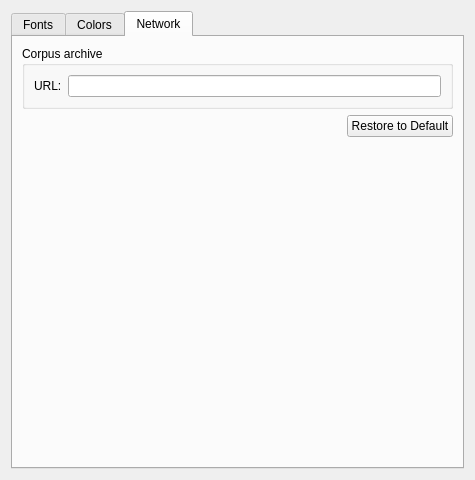
rug-compling/dact, file ui/PreferencesWindow.ui: the form before one commit.
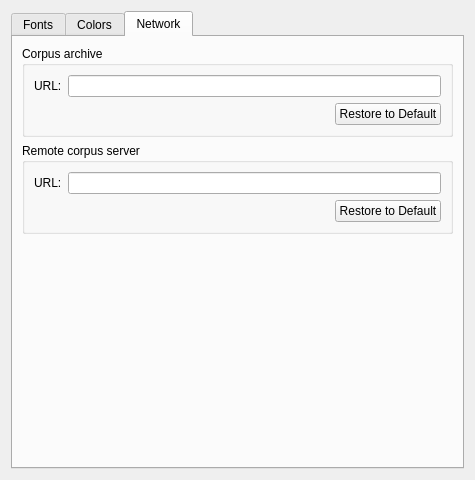
The form after the commit. The open tabs and pages were chosen to show the change. Custom widgets are drawn as their Qt base class.

Commit message: added: Edit -> Preferences -> Network -> Remote corpus server

```diff
--- a/ui/PreferencesWindow.ui
+++ b/ui/PreferencesWindow.ui
@@ -16,6 +16,9 @@
   <layout class="QVBoxLayout" name="verticalLayout">
    <item>
     <widget class="QTabWidget" name="tabWidget">
+     <property name="currentIndex">
+      <number>2</number>
+     </property>
      <widget class="QWidget" name="fontsTab">
       <attribute name="title">
        <string>Fonts</string>
@@ -237,9 +240,6 @@
             </item>
            </layout>
           </item>
-         </layout>
-        </widget>
-       </item>
        <item>
         <layout class="QHBoxLayout" name="horizontalLayout_3">
          <item>
@@ -264,6 +264,61 @@
          </item>
         </layout>
        </item>
+         </layout>
+        </widget>
+       </item>
+       <item>
+        <layout class="QVBoxLayout" name="horizontalLayout_x">
+         <item>
+          <widget class="QGroupBox" name="groupBox_x">
+           <property name="title">
+            <string>Remote corpus server</string>
+           </property>
+           <layout class="QVBoxLayout" name="verticalLayout_3x">
+            <item>
+             <layout class="QFormLayout" name="formLayout_x">
+              <property name="fieldGrowthPolicy">
+               <enum>QFormLayout::ExpandingFieldsGrow</enum>
+              </property>
+              <item row="0" column="0">
+               <widget class="QLabel" name="label_9x">
+                <property name="text">
+                 <string>URL:</string>
+                </property>
+               </widget>
+              </item>
+              <item row="0" column="1">
+               <widget class="QLineEdit" name="remoteBaseUrlLineEdit"/>
+              </item>
+             </layout>
+            </item>
+            <item>
+             <layout class="QHBoxLayout" name="horizontalLayout_3x">
+              <item>
+               <spacer name="horizontalSpacer_2x">
+                <property name="orientation">
+                 <enum>Qt::Horizontal</enum>
+                </property>
+                <property name="sizeHint" stdset="0">
+                 <size>
+                  <width>40</width>
+                  <height>20</height>
+                 </size>
+                </property>
+               </spacer>
+              </item>
+              <item>
+               <widget class="QPushButton" name="restoreDefaultRemoteButton">
+                <property name="text">
+                 <string>Restore to Default</string>
+                </property>
+               </widget>
+              </item>
+             </layout>
+            </item>
+           </layout>
+          </widget>
+         </item>
        <item>
         <spacer name="verticalSpacer_2">
          <property name="orientation">
@@ -278,6 +333,8 @@
         </spacer>
        </item>
       </layout>
+       </item>
+      </layout>
      </widget>
     </widget>
    </item>
```
Left out of the diff: 3 changed lines with no effect on the pictures. Lines whose indentation alone changed are shown as unchanged. The commit also changes 3 other files.
